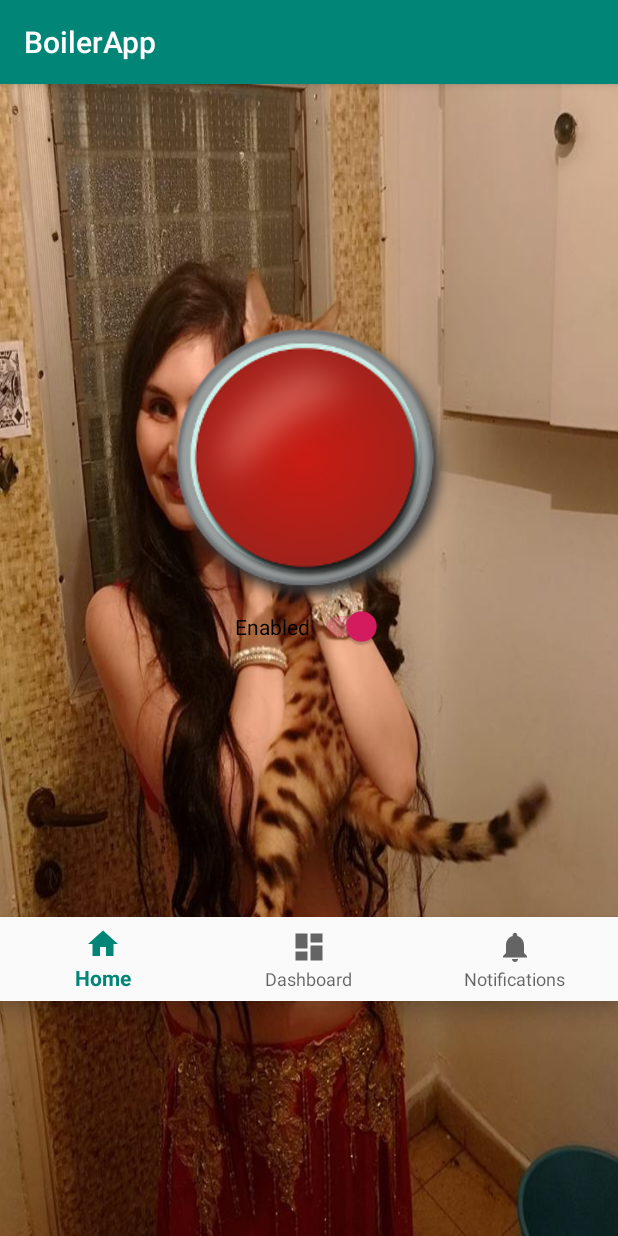
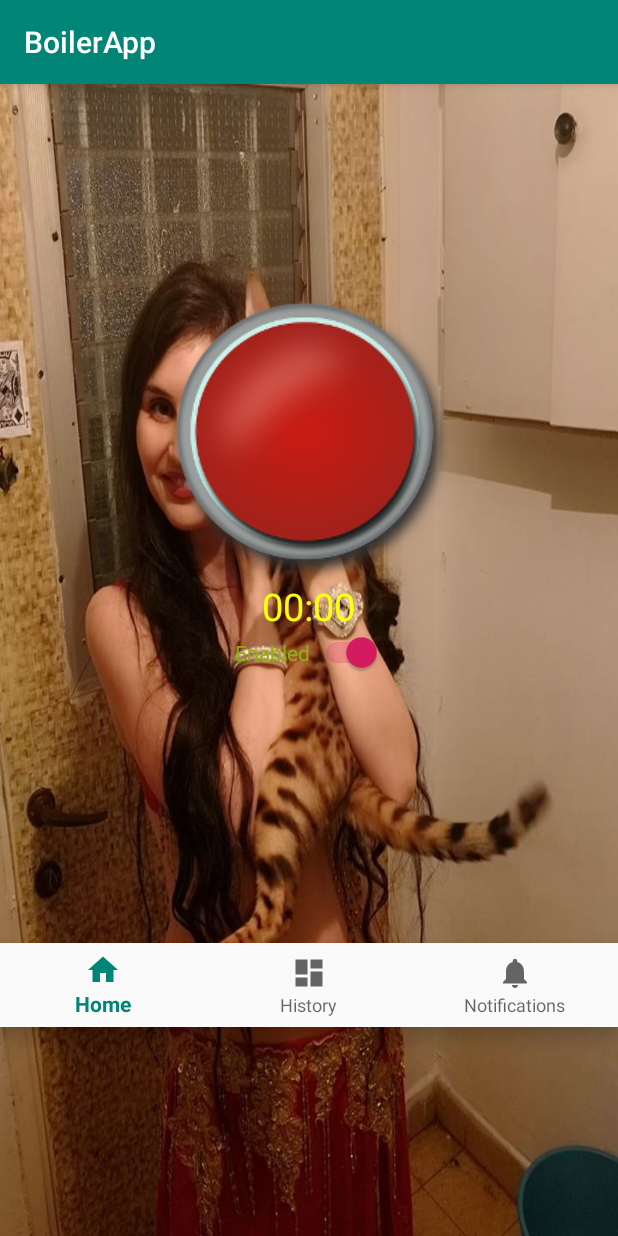
Before and after one commit to GuyG-Saha/Boile21, an Android app: the screen it shows after launch (MainActivity), on a phone screen of 412 x 824 dp. Run offline under Robolectric (Android 15) with nearby library versions, the phone set to English and light mode, and no system bars; our stand-ins replace Room's generated code.

Commit message:
Main Activity contains timer as Chronometer. DB should be migrated to include java.sql.Time column

```diff
--- a/app/src/main/java/com/yessumtorah/boilerapp/MainActivity.java
+++ b/app/src/main/java/com/yessumtorah/boilerapp/MainActivity.java
@@ -3,6 +3,7 @@ package com.yessumtorah.boilerapp;
 import android.arch.persistence.room.Room;
 import android.os.Bundle;
 import android.os.Handler;
+import android.os.SystemClock;
 import android.support.annotation.NonNull;
 import android.support.design.widget.BottomNavigationView;
 import android.support.v7.app.AppCompatActivity;
@@ -10,6 +11,7 @@ import android.util.Log;
 import android.view.MenuItem;
 import android.view.View;
 import android.widget.Button;
+import android.widget.Chronometer;
 import android.widget.CompoundButton;
 import android.widget.Switch;
 import android.widget.TextView;
@@ -21,6 +23,7 @@ import java.util.ArrayList;
 import java.util.Date;
 import java.util.List;
 import java.util.TimerTask;
+import java.sql.Time;
 
 public class MainActivity extends AppCompatActivity implements SessionListFragment.OnListFragmentInteractionListener {
     private static final String TAG = "MainActivity";
@@ -32,8 +35,9 @@ public class MainActivity extends AppCompatActivity implements SessionListFragme
     SessionDatabase db;
     private boolean boilerOn, firstSession;
     private final Handler timer = new Handler();
-    private int total = 0;
-    public boolean bool;
+    private Chronometer boilerChronometer;
+    private Time total = new Time(0, 0, 0);
+
 
     private BottomNavigationView.OnNavigationItemSelectedListener mOnNavigationItemSelectedListener
             = new BottomNavigationView.OnNavigationItemSelectedListener() {
@@ -42,9 +46,10 @@ public class MainActivity extends AppCompatActivity implements SessionListFragme
         public boolean onNavigationItemSelected(@NonNull MenuItem item) {
             switch (item.getItemId()) {
                 case R.id.navigation_home:
-
+                    boilerChronometer.setVisibility(View.VISIBLE);
                     return true;
                 case R.id.navigation_dashboard:
+                    boilerChronometer.setVisibility(View.GONE);
                     android.support.v4.app.FragmentManager fragmentManager = getSupportFragmentManager();
                     android.support.v4.app.FragmentTransaction fragmentTransaction = fragmentManager.beginTransaction();
                     //   FragmentOne f1 = new FragmentOne();
@@ -67,7 +72,8 @@ public class MainActivity extends AppCompatActivity implements SessionListFragme
         setContentView(R.layout.activity_main);
         final Button customButton = findViewById(R.id.custom_button);
         Switch switchEnable = findViewById(R.id.enable);
-
+        boilerChronometer = (Chronometer) findViewById(R.id.boilerChronometer); // initiate a chronometer
+        boilerChronometer.setVisibility(View.VISIBLE);
         customButton.setOnClickListener(new View.OnClickListener() {
             @Override
             public void onClick(View v) {
@@ -98,21 +104,24 @@ public class MainActivity extends AppCompatActivity implements SessionListFragme
 
     public void boilerButtonHandler(View v) {
         Log.d(TAG, "boilerButton clicked");
+        boilerChronometer.setBase(SystemClock.elapsedRealtime() - 0);
         Runnable runnable = new Runnable() {
             private int time = 0;
             @Override
             public void run() {
                 if (boilerOn) {
                     time += 1000;
+                    boilerChronometer.start();
+                    mSession = new Session();
                     Log.d("TimerExample", "Going for... " + time);
                     timer.postDelayed(this, 1000);
-                    total = time;
+                    total.setTime(time);
                 }
             }
         };
         if (!boilerOn) {
             boilerOn = true;
-            mSession = new Session();
+
             if (firstSession) {
                 theBoiler = Boiler.getInstance(boilerID);
                 theBoiler.setOn(true);
@@ -121,9 +130,11 @@ public class MainActivity extends AppCompatActivity implements SessionListFragme
             timer.postDelayed(runnable, Session.SECOND);
         } else {
             boilerOn = false;
+            boilerChronometer.stop();
+            boilerChronometer.setText("00:00");
             theBoiler.setOn(false);
             timer.removeCallbacksAndMessages(runnable);
-            mSession.setTotalTime(total / Session.SECOND);
+            mSession.setTotalTime((int)total.getTime()/Session.SECOND);
             mSession.setDate(new Date().toString());
             Log.d(TAG, "Total time for this session: " + mSession.getTotalTime() + " at date " + mSession.getDate());
 
@@ -141,7 +152,7 @@ public class MainActivity extends AppCompatActivity implements SessionListFragme
             t.start();
 
             allSessions.add(mSession);
-            Log.d(TAG, "Session " + mSession + " with total time of " + mSession.getTotalTime()/1000 + "s added to allSessions " + allSessions.size());
+            Log.d(TAG, "Session " + mSession + " with total time of " + mSession.getTotalTime()/Session.SECOND + " added to allSessions " + allSessions.size());
         }
     }
 
--- a/app/src/main/java/com/yessumtorah/boilerapp/Session.java
+++ b/app/src/main/java/com/yessumtorah/boilerapp/Session.java
@@ -1,8 +1,7 @@
 package com.yessumtorah.boilerapp;
 
 import java.io.Serializable;
-import java.util.Date;
-import java.util.Timer;
+import java.sql.Time;
 
 import android.arch.persistence.room.ColumnInfo;
 import android.arch.persistence.room.Entity;
@@ -18,6 +17,7 @@ public class Session implements Serializable {
     private int totalTime;
     @ColumnInfo(name = "started_at")
     private String date;
+
 
     private static final int DATE_PARSE_INDEX = 19;
     public static final int SECOND = 1000;
--- a/app/src/main/res/layout/activity_main.xml
+++ b/app/src/main/res/layout/activity_main.xml
@@ -12,18 +12,26 @@
     tools:context=".MainActivity">
 
 
-   <Button
+    <Button
        android:id="@+id/custom_button"
        android:layout_width="wrap_content"
        android:layout_height="wrap_content"
        android:background="@drawable/custom_button"
        />
 
+    <Chronometer
+        android:id="@+id/boilerChronometer"
+        android:layout_width="wrap_content"
+        android:layout_height="wrap_content"
+        android:textColor="#feff0e"
+        android:textSize="25sp" />
+
     <Switch
         android:id="@+id/enable"
         android:layout_width="wrap_content"
         android:layout_height="wrap_content"
         android:text="Enabled"
+        android:textColor="#8FB110"
         android:checked="true"/>
 
     <RelativeLayout
--- a/app/src/main/res/values/strings.xml
+++ b/app/src/main/res/values/strings.xml
@@ -1,6 +1,6 @@
 <resources>
     <string name="app_name">BoilerApp</string>
     <string name="title_home">Home</string>
-    <string name="title_dashboard">Dashboard</string>
+    <string name="title_dashboard">History</string>
     <string name="title_notifications">Notifications</string>
 </resources>
```
